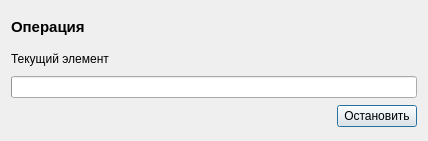
bduminiuc/imageviewver, file ui/loadingdialog.ui: the form before one commit.
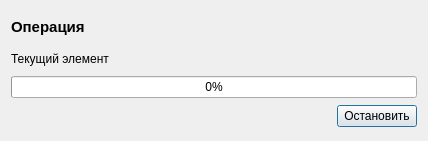
The form after the commit.

Commit message: loading dialog improved with methods

```diff
--- a/ui/loadingdialog.ui
+++ b/ui/loadingdialog.ui
@@ -53,7 +53,7 @@
       <number>0</number>
      </property>
      <property name="textVisible">
-      <bool>false</bool>
+      <bool>true</bool>
      </property>
     </widget>
    </item>
```
The commit also changes 2 other files.
